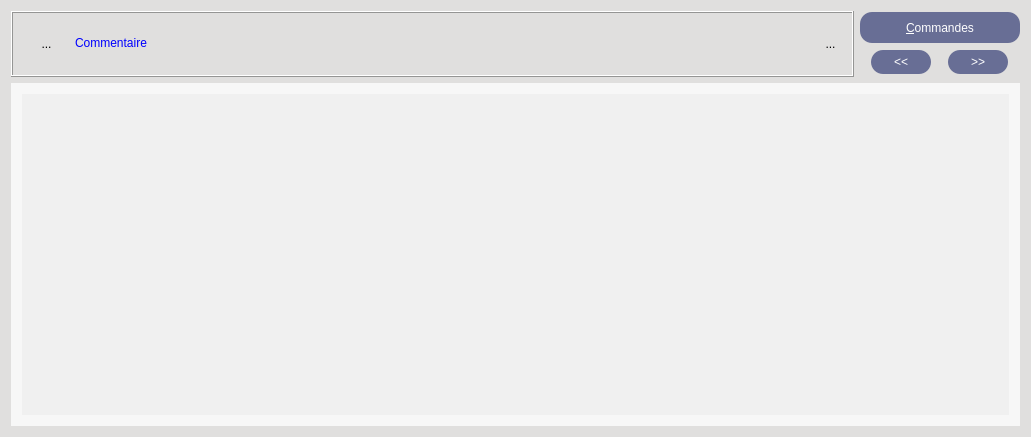
SalomePlatform/eficas_tools, file UiQT4/desWidgetCommentaire.ui: the form before one commit.
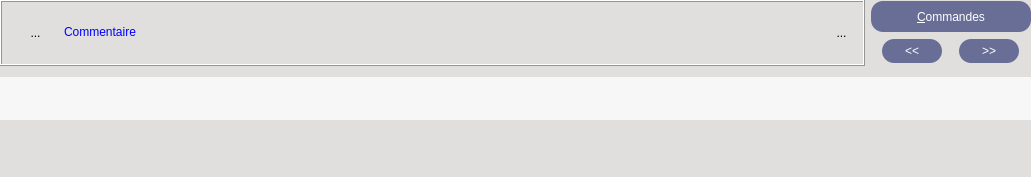
The form after the commit. Icons and pictures are not drawn. Custom widgets are drawn as their Qt base class.

Commit message: correction bugs adao + commentaire

The edit to the form file:
```diff
--- a/UiQT4/desWidgetCommentaire.ui
+++ b/UiQT4/desWidgetCommentaire.ui
@@ -7,7 +7,7 @@
     <x>0</x>
     <y>0</y>
     <width>1031</width>
-    <height>437</height>
+    <height>177</height>
    </rect>
   </property>
   <property name="sizePolicy">
@@ -33,6 +33,12 @@
 font : 'times' 9px</string>
   </property>
   <layout class="QVBoxLayout" name="verticalLayout_3">
+   <property name="spacing">
+    <number>0</number>
+   </property>
+   <property name="margin">
+    <number>0</number>
+   </property>
    <item>
     <layout class="QHBoxLayout" name="horizontalLayout_2">
      <item>
@@ -345,11 +351,11 @@
      <property name="minimumSize">
       <size>
        <width>0</width>
-       <height>81</height>
+       <height>0</height>
       </size>
      </property>
      <property name="styleSheet">
-      <string notr="true">background : rgb(247,247,247)
+      <string notr="true">
 
 
 </string>
@@ -368,27 +374,57 @@
        <rect>
         <x>0</x>
         <y>0</y>
-        <width>1013</width>
-        <height>346</height>
+        <width>1031</width>
+        <height>110</height>
        </rect>
       </property>
       <layout class="QVBoxLayout" name="verticalLayout">
+       <property name="leftMargin">
+        <number>0</number>
+       </property>
+       <property name="rightMargin">
+        <number>0</number>
+       </property>
        <item>
-        <layout class="QVBoxLayout" name="commandesLayout">
-         <property name="spacing">
-          <number>6</number>
+        <widget class="QLineEdit" name="commentaireLE">
+         <property name="sizePolicy">
+          <sizepolicy hsizetype="Expanding" vsizetype="Expanding">
+           <horstretch>0</horstretch>
+           <verstretch>0</verstretch>
+          </sizepolicy>
          </property>
-         <item>
-          <widget class="QTextBrowser" name="commentaireLE">
-           <property name="styleSheet">
-            <string notr="true">background:rgb(240, 240, 240)</string>
-           </property>
-           <property name="frameShape">
-            <enum>QFrame::NoFrame</enum>
-           </property>
-          </widget>
-         </item>
-        </layout>
+         <property name="minimumSize">
+          <size>
+           <width>0</width>
+           <height>43</height>
+          </size>
+         </property>
+         <property name="maximumSize">
+          <size>
+           <width>16777215</width>
+           <height>43</height>
+          </size>
+         </property>
+         <property name="styleSheet">
+          <string notr="true">background : rgb(247,247,247)</string>
+         </property>
+         <property name="frame">
+          <bool>false</bool>
+         </property>
+        </widget>
+       </item>
+       <item>
+        <spacer name="verticalSpacer">
+         <property name="orientation">
+          <enum>Qt::Vertical</enum>
+         </property>
+         <property name="sizeHint" stdset="0">
+          <size>
+           <width>20</width>
+           <height>32</height>
+          </size>
+         </property>
+        </spacer>
        </item>
       </layout>
      </widget>
```
The commit also changes 21 other files.
